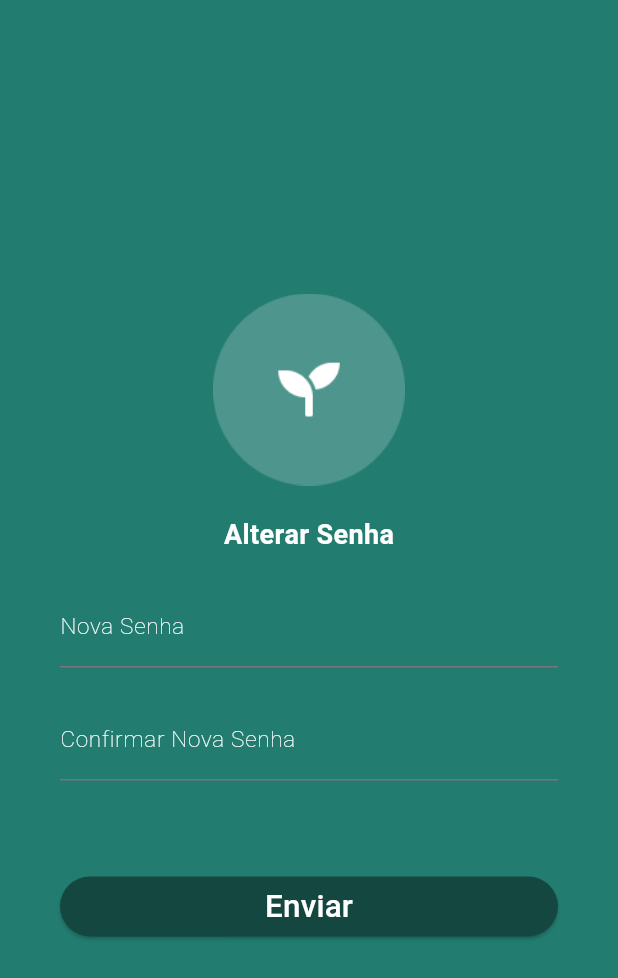
After one commit to WandersoNoleto/NutriGuard, a Flutter app: the screen it shows after launch, after a tap on "Esqueceu sua senha?", on a phone screen of 412 x 824 dp. The commit adds this screen. Shown: the top 978 px of the screen. Run offline on Flutter 3.47's test engine with Material 3 defaults, Android fonts, the phone set to English and light mode, and no system bars; our stand-ins replace cloud_firestore, firebase_auth, firebase_core, flutter_svg; accounts and stored records are empty; Roboto replaces fonts that are missing (BebasNeue).

Commit message:
interface adjustments

```diff
--- a/lib/screens/addFoodPage.dart
+++ b/lib/screens/addFoodPage.dart
@@ -167,7 +167,6 @@ class _AddFoodPageState extends State<AddFoodPage> {
         print('Error adding food: $e');
       }
     } else {
-      // Informe ao usuário que os campos obrigatórios devem ser preenchidos
       showDialog(
         context: context,
         builder: (BuildContext context) {
@@ -190,10 +189,10 @@ class _AddFoodPageState extends State<AddFoodPage> {
 
   double parseDouble(String value) {
     try {
-      return double.parse(value.replaceAll(',', '.')); // Substitua vírgula por ponto, se necessário
+      return double.parse(value.replaceAll(',', '.'));
     } catch (e) {
       print('Error parsing double: $e');
-      return 0.0; // Ou outro valor padrão caso o parse falhe
+      return 0.0;
     }
   }
 }
--- a/lib/screens/foodsPage.dart
+++ b/lib/screens/foodsPage.dart
@@ -60,10 +60,8 @@ class FoodInfoPage extends StatelessWidget {
             ),
           ),
 
-          // Lista de cartões de informações de alimentos do Firebase
           Expanded(
             child: FutureBuilder<QuerySnapshot>(
-              // Substitua 'foods' pelo nome da sua coleção no Firebase
               future: FirebaseFirestore.instance.collection('foods').get(),
               builder: (context, snapshot) {
                 if (snapshot.connectionState == ConnectionState.waiting) {
--- /dev/null
+++ b/lib/screens/forgotPassword.dart
@@ -0,0 +1,104 @@
+import 'package:flutter/material.dart';
+import 'package:nutri_guard/colors/colors.dart';
+import 'package:nutri_guard/widgets/customButton.dart';
+
+class ChangePasswordPage extends StatelessWidget {
+  final TextEditingController newPasswordController = TextEditingController();
+  final TextEditingController confirmPasswordController = TextEditingController();
+
+  void _changePassword(BuildContext context) {
+    Navigator.pop(context);
+  }
+
+  @override
+  Widget build(BuildContext context) {
+    return Scaffold(
+      body: Container(
+        padding: const EdgeInsets.symmetric(
+          horizontal: 40,
+          vertical: 60,
+        ),
+        color: AppColors.primaryGreen,
+        child: Center(
+          child: ListView(
+            shrinkWrap: true,
+            children: <Widget>[
+              SizedBox(
+                width: 128,
+                height: 128,
+                child: Image.asset('assets/logo-circle.png'),
+              ),
+              const SizedBox(height: 20),
+              const Center(
+                child: Column(
+                  children: [
+                    Text(
+                      'Alterar Senha',
+                      style: TextStyle(
+                        fontSize: 18,
+                        color: Colors.white,
+                        fontWeight: FontWeight.bold,
+                      ),
+                    ),
+                  ],
+                ),
+              ),
+              const SizedBox(height: 20),
+              TextFormField(
+                keyboardType: TextInputType.text,
+                controller: newPasswordController,
+                obscureText: true,
+                decoration: const InputDecoration(
+                  labelText: "Nova Senha",
+                  labelStyle: TextStyle(
+                    color: AppColors.white,
+                    fontWeight: FontWeight.w100,
+                    fontSize: 15,
+                  ),
+                  focusedBorder: UnderlineInputBorder(
+                    borderSide: BorderSide(color: AppColors.white),
+                  ),
+                  focusColor: AppColors.white,
+                ),
+                style: TextStyle(
+                  color: AppColors.white,
+                ),
+                cursorColor: AppColors.white,
+              ),
+              const SizedBox(height: 20),
+              TextFormField(
+                keyboardType: TextInputType.text,
+                controller: confirmPasswordController,
+                obscureText: true,
+                decoration: const InputDecoration(
+                  labelText: "Confirmar Nova Senha",
+                  labelStyle: TextStyle(
+                    color: AppColors.white,
+                    fontWeight: FontWeight.w100,
+                    fontSize: 15,
+                  ),
+                  focusedBorder: UnderlineInputBorder(
+                    borderSide: BorderSide(color: AppColors.white),
+                  ),
+                  focusColor: AppColors.white,
+                ),
+                style: TextStyle(
+                  color: AppColors.white,
+                ),
+                cursorColor: AppColors.white,
+              ),
+              const SizedBox(height: 60),
+              Button(
+                label: "Enviar",
+                onPressed: () {
+
+                },
+              ),
+
+            ],
+          ),
+        ),
+      ),
+    );
+  }
+}
--- a/lib/screens/historyPage.dart
+++ b/lib/screens/historyPage.dart
@@ -32,7 +32,6 @@ class PrescriptionHistoryPage extends StatelessWidget {
       ),
       body: Column(
         children: [
-          // Conteúdo principal
           Expanded(
             child: ListView.builder(
               itemCount: 5,
--- a/lib/screens/login.dart
+++ b/lib/screens/login.dart
@@ -6,7 +6,7 @@ import 'package:nutri_guard/screens/homePage.dart';
 import 'package:firebase_auth/firebase_auth.dart';
 import 'package:nutri_guard/user_provider.dart';
 import 'package:provider/provider.dart';
-
+import 'package:nutri_guard/screens/forgotPassword.dart';
 
 
 
@@ -34,7 +34,6 @@ class LoginPage extends StatelessWidget {
         MaterialPageRoute(builder: (context) => HomePage()),
       );
     } else {
-      // Adicione lógica para tratar falha na autenticação (usuário não encontrado, senha incorreta, etc.)
       print('AuthFail: Invalid Username or password');
     }
     } catch (e) {
@@ -100,9 +99,9 @@ class LoginPage extends StatelessWidget {
                     focusColor: AppColors.white,
                   ),
                   style: TextStyle(
-                    color: AppColors.white, // Define a cor do texto digitado
+                    color: AppColors.white,
                   ),
-                  cursorColor: AppColors.white, // Define a cor do cursor
+                  cursorColor: AppColors.white,
                 ),
 
               const SizedBox(height: 20),
@@ -124,10 +123,27 @@ class LoginPage extends StatelessWidget {
                     focusColor: AppColors.white,
                   ),
                   style: TextStyle(
-                    color: AppColors.white, // Define a cor do texto digitado
+                    color: AppColors.white,
                   ),
-                  cursorColor: AppColors.white, // Define a cor do cursor
+                  cursorColor: AppColors.white,
                 ),
+                const SizedBox(height: 20),
+                  GestureDetector(
+                    onTap: () {
+                      Navigator.push(
+                      context,
+                      MaterialPageRoute(builder: (context) => ChangePasswordPage()),
+                  );
+                    },
+                    child: const Text(
+                      'Esqueceu sua senha?',
+                      style: TextStyle(
+                        color: Colors.white,
+                        fontSize: 16,
+                        fontWeight: FontWeight.w400,
+                      ),
+                    ),
+                  ),
 
               const SizedBox(height: 60),
               Button(
```
Also changed, not shown: lib/screens/createPrescription.dart (added, +199 -0 lines), lib/screens/pacientDetail.dart (+7 -1 lines), lib/screens/profile.dart (+8 -1 lines).
